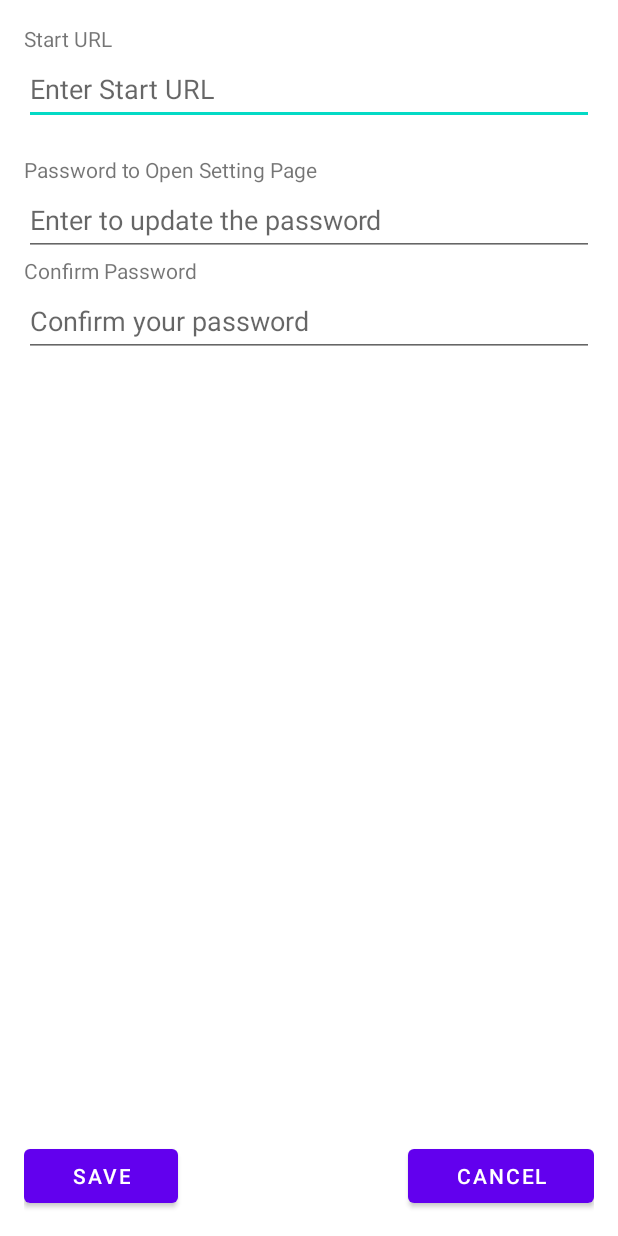
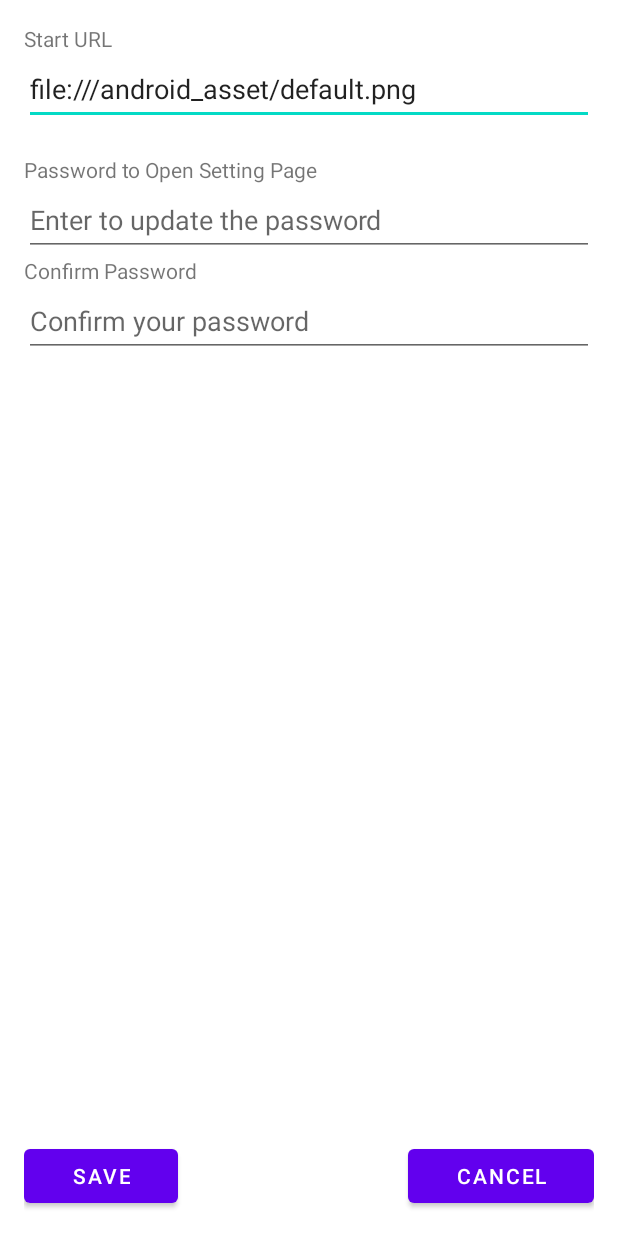
Before and after one commit to renkun/kiosk-web-app, an Android app: the SettingsActivity screen opened directly, with no data from a screen before it, on a phone screen of 412 x 824 dp. Run offline under Robolectric (Android 15) with nearby library versions, the light colour scheme and no system bars.

Commit message:
Add default Start local page

```diff
--- a/app/src/main/java/com/zediot/kiosk/SettingsActivity.kt
+++ b/app/src/main/java/com/zediot/kiosk/SettingsActivity.kt
@@ -30,7 +30,7 @@ class SettingsActivity : AppCompatActivity() {
         confirmPasswordEditText = findViewById(R.id.confirmPasswordEditText)
 
         sharedPreferences = getSharedPreferences("config", Context.MODE_PRIVATE)
-        val savedStartUrl = sharedPreferences.getString("startUrl", "")
+        val savedStartUrl = sharedPreferences.getString("startUrl", "file:///android_asset/default.png")
         val savedServerUrl = sharedPreferences.getString("serverUrl", "")
         val savedSettingPassword = sharedPreferences.getString("settingPassword", "")
 
```
Also changed, not shown: app/src/main/java/com/zediot/kiosk/KioskActivity.kt (+6 -1 lines), app/src/main/assets/default.png (added).
